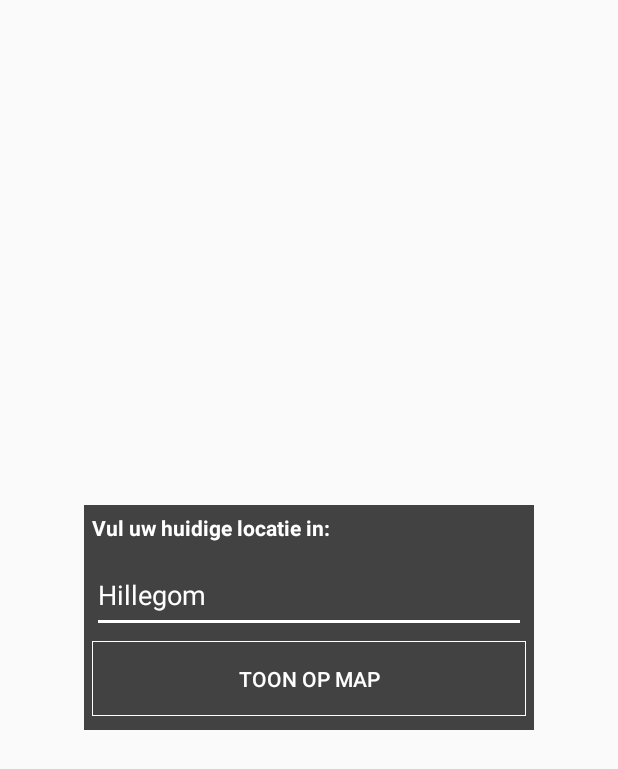
After one commit to Insomnia-2408/IKPMD_project, an Android app: the layout popup_route.xml on its own in the app's theme, with its tools: preview values and no code run, on a phone screen of 412 x 824 dp. The commit adds this screen. Shown: the top 769 px of the screen. Run offline under Robolectric (Android 15) with nearby library versions, the phone set to English and light mode, and no system bars.

Commit message:
Added MapsActivity and popup

```diff
--- a/app/build.gradle
+++ b/app/build.gradle
@@ -4,6 +4,7 @@ android {
     compileSdkVersion 28
     buildToolsVersion "29.0.3"
     defaultConfig {
+        resValue "string", "google_maps_key", (project.findProperty("GOOGLE_MAPS_API_KEY") ?: "")
         applicationId "com.hsleiden.ikpmd_project"
         minSdkVersion 15
         targetSdkVersion 28
@@ -26,4 +27,6 @@ dependencies {
     testImplementation 'junit:junit:4.12'
     androidTestImplementation 'androidx.test.ext:junit:1.1.1'
     androidTestImplementation 'androidx.test.espresso:espresso-core:3.2.0'
+    implementation 'com.google.android.gms:play-services-maps:17.0.0'
+    implementation 'androidx.cardview:cardview:1.0.0'
 }
--- /dev/null
+++ b/app/src/main/res/drawable/button_border.xml
@@ -0,0 +1,9 @@
+<?xml version="1.0" encoding="utf-8"?>
+<shape xmlns:android="http://schemas.android.com/apk/res/android"
+    android:shape="rectangle" >
+
+    <stroke
+        android:width="1px"
+        android:color="#fff" />
+
+</shape>
--- /dev/null
+++ b/app/src/main/res/layout/popup_route.xml
@@ -0,0 +1,36 @@
+<?xml version="1.0" encoding="utf-8"?>
+<LinearLayout xmlns:android="http://schemas.android.com/apk/res/android"
+    android:layout_width="300dp"
+    android:layout_height="150dp"
+    android:layout_gravity="center"
+    android:background="@color/cardview_dark_background"
+    android:orientation="vertical"
+    android:padding="5dp">
+
+    <TextView
+        android:id="@+id/title"
+        android:layout_width="match_parent"
+        android:layout_height="30dp"
+        android:text="Vul uw huidige locatie in:"
+        android:textColor="#fff"
+        android:textStyle="bold" />
+
+    <EditText
+        android:id="@+id/location"
+        android:layout_width="match_parent"
+        android:layout_height="50dp"
+        android:hint="Hillegom"
+        android:textColor="#fff"
+        android:textColorHint="#fff"
+        android:backgroundTint="#fff"
+        android:layout_marginBottom="5dp"/>
+
+    <Button
+        android:id="@+id/showOnMap"
+        android:layout_width="match_parent"
+        android:layout_height="50dp"
+        android:background="@drawable/button_border"
+        android:text="Toon op map"
+        android:textColor="#fff" />
+
+</LinearLayout>
--- a/app/src/main/res/values/strings.xml
+++ b/app/src/main/res/values/strings.xml
@@ -1,3 +1,7 @@
 <resources>
     <string name="app_name">IKPMD_project</string>
+    <string name="vul_hier_uw_huidige_locatie_in">Vul hier uw huidige locatie in:</string>
+    <string name="vul_hier_uw_bestemming_in">Vul hier uw bestemming in:</string>
+    <string name="toon_op_map">Toon op map</string>
+    <string name="title_activity_route">Map</string>
 </resources>
--- a/build.gradle
+++ b/build.gradle
@@ -7,7 +7,7 @@ buildscript {
 
     }
     dependencies {
-        classpath 'com.android.tools.build:gradle:3.5.3'
+        classpath 'com.android.tools.build:gradle:3.6.1'
 
         // NOTE: Do not place your application dependencies here; they belong
         // in the individual module build.gradle files
--- a/gradle.properties
+++ b/gradle.properties
@@ -17,3 +17,5 @@ org.gradle.jvmargs=-Xmx1536m
 android.useAndroidX=true
 # Automatically convert third-party libraries to use AndroidX
 android.enableJetifier=true
+
+GOOGLE_MAPS_API_KEY=AIzaSyC4Gabpn4YdxKkiCFZsADd3kkXrSdb61Qs
```
Also changed, not shown: app/src/debug/res/values/google_maps_api.xml (added, +24 -0 lines), app/src/main/AndroidManifest.xml (+27 -0 lines), app/src/main/java/com/hsleiden/ikpmd_project/MainActivity.java (+16 -0 lines), app/src/main/java/com/hsleiden/ikpmd_project/MapHelper.java (added, +48 -0 lines), app/src/main/java/com/hsleiden/ikpmd_project/RouteActivity.java (added, +83 -0 lines), app/src/main/res/layout/activity_main.xml (+14 -0 lines), app/src/main/res/layout/activity_route.xml (added, +9 -0 lines), gradle/wrapper/gradle-wrapper.properties, 1 other file.
